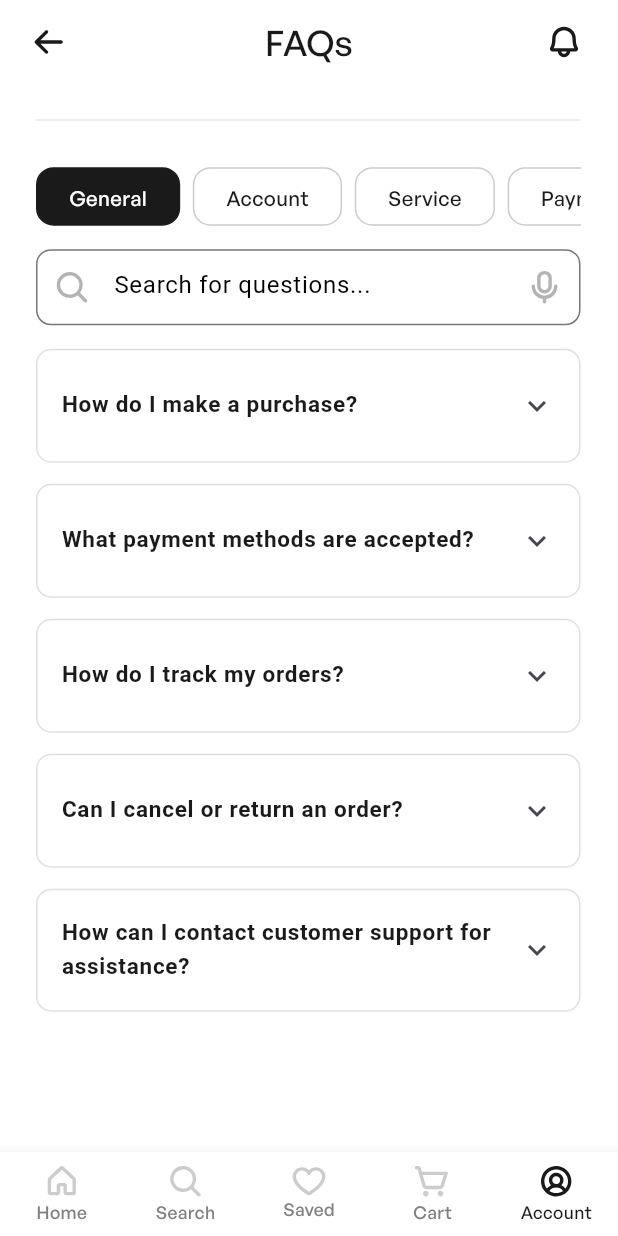
After one commit to azizbeeyla/store-app, a Flutter app: the FaqPage screen opened by its route, on a phone screen of 412 x 824 dp. The commit adds this screen. Run offline on Flutter 3.47's test engine with Material 3 defaults, Android fonts, the phone set to English and light mode, and no system bars; our stand-ins replace bloc, cloud_firestore, dio, equatable, firebase_core, firebase_messaging and 9 more; accounts and stored records are empty; network calls fail.

Commit message:
FaqS Page

```diff
--- a/lib/core/routing/router.dart
+++ b/lib/core/routing/router.dart
@@ -2,6 +2,7 @@ import 'package:go_router/go_router.dart';
 import 'package:provider/provider.dart';
 import 'package:store_app/core/routing/routes.dart';
 import 'package:store_app/features/account/pages/account_page.dart';
+import 'package:store_app/features/account/pages/faqs_page.dart';
 import 'package:store_app/features/account/pages/help_center_page.dart';
 import 'package:store_app/features/address/pages/address_page.dart';
 import 'package:store_app/features/authentication/managers/auth_view_model.dart';
@@ -113,6 +114,7 @@ final router = GoRouter(
     GoRoute(path: Routes.helpCenter,builder: (context, state) => HelpCenterPage(),),
     GoRoute(path: Routes.myDetail,builder: (context, state) => MyDetailPage(),),
     GoRoute(path: Routes.checkOut,builder: (context, state) => CheckoutPage(),),
+    GoRoute(path: Routes.faqPage,builder: (context, state) => FaqPage(),),
 
   ],
 );
--- a/lib/core/routing/routes.dart
+++ b/lib/core/routing/routes.dart
@@ -21,5 +21,6 @@ class Routes{
   static const  helpCenter='/helpCenter';
   static const  myDetail='/myDetail';
   static const  checkOut='/checkOut';
+  static const  faqPage='/faqPage';
 
 }
--- a/lib/features/account/pages/account_page.dart
+++ b/lib/features/account/pages/account_page.dart
@@ -71,6 +71,9 @@ class AccountPage extends StatelessWidget {
             decoration: BoxDecoration(color: AppColors.grey),
           ),
           CustomRowAccount(
+            onPressed: (){
+              context.push(Routes.faqPage);
+            },
             svgICon: "assets/Question.svg",
             title: "FAQs",
             showDivider: false,
--- /dev/null
+++ b/lib/features/account/pages/faqs_page.dart
@@ -0,0 +1,115 @@
+import 'package:flutter/material.dart';
+import 'package:flutter_screenutil/flutter_screenutil.dart';
+import 'package:store_app/core/utils/app_color.dart';
+import 'package:store_app/features/account/widgets/selectable_widget.dart';
+import 'package:store_app/features/common/widgets/custom_appbar_main.dart';
+import 'package:store_app/features/common/widgets/custom_botttom_navigation.dart';
+import 'package:store_app/features/home/widgets/row_textform_widget.dart';
+
+import '../widgets/faq_item.dart';
+
+class FaqPage extends StatefulWidget {
+  const FaqPage({super.key});
+
+  @override
+  State<FaqPage> createState() => _FaqPageState();
+}
+
+class _FaqPageState extends State<FaqPage> {
+  int selectedIndex = 0;
+  final categories = ["General", "Account", "Service", "Payment"];
+
+  @override
+  Widget build(BuildContext context) {
+    return Scaffold(
+      backgroundColor: AppColors.white,
+      appBar:  CustomAppBarMain(title: "FAQs"),
+      body: Padding(
+        padding:  EdgeInsets.only(left: 24, top: 16, right: 25),
+        child: Column(
+          crossAxisAlignment: CrossAxisAlignment.start,
+          children: [
+
+            Divider(color: AppColors.primary100,),
+            SizedBox(height: 24.h,),
+
+
+            SizedBox(
+              height: 40.h,
+              child: ListView.separated(
+                scrollDirection: Axis.horizontal,
+                itemCount: categories.length,
+                separatorBuilder: (context, _) => SizedBox(width: 8.w),
+                itemBuilder: (context, index) {
+                  return SelectableWidget(
+                    title: categories[index],
+                    isSelected: selectedIndex == index,
+                    onTap: () {
+                      setState(() => selectedIndex = index);
+                    },
+                  );
+                },
+              ),
+            ),
+            SizedBox(height: 16.h),
+            RowTextFormWidget(
+              showFilter: false,
+              hintText: 'Search for questions...',
+            ),
+            SizedBox(height: 16.h),
+
+            Expanded(
+              child: ListView.separated(
+                itemCount: _faqList.length,
+                separatorBuilder: (context, index) =>
+                const SizedBox(height: 14),
+                itemBuilder: (context, index) {
+                  final item = _faqList[index];
+                  return Container(
+                    decoration: BoxDecoration(
+                      border: Border.all(color: Colors.grey.shade300),
+                      borderRadius: BorderRadius.circular(10),
+                    ),
+                    child: FaqItem(
+                      question: item['question']!,
+                      answer: item['answer']!,
+                    ),
+                  );
+                },
+              ),
+            ),
+          ],
+        ),
+      ),
+      bottomNavigationBar: const CustomBottomNavigationBar(isActive: 4),
+    );
+  }
+}
+
+final List<Map<String, String>> _faqList = [
+  {
+    'question': 'How do I make a purchase?',
+    'answer':
+    'When you find a product you want to purchase, tap on it to view the product details. Check the price, description, and available options (if applicable), and then tap the “Add to Cart” button. Follow the on-screen instructions to complete the purchase, including providing shipping details and payment information.',
+  },
+  {
+    'question': 'What payment methods are accepted?',
+    'answer':
+    'We accept credit/debit cards, PayPal, and other secure payment options.',
+  },
+  {
+    'question': 'How do I track my orders?',
+    'answer':
+    'You can track your orders from your account page under the “My Orders” section.',
+  },
+  {
+    'question': 'Can I cancel or return an order?',
+    'answer':
+    'Yes, you can cancel or return an order within 7 days if it meets our return policy requirements.',
+  },
+  {
+    'question': 'How can I contact customer support for assistance?',
+    'answer':
+    'You can reach our support team through the “Contact Us” section or by emailing support@example.com.',
+  },
+];
--- /dev/null
+++ b/lib/features/account/widgets/faq_item.dart
@@ -0,0 +1,45 @@
+import 'package:flutter/material.dart';
+
+import '../../../core/utils/app_color.dart';
+
+class FaqItem extends StatelessWidget {
+  final String question;
+  final String answer;
+
+  const FaqItem({super.key, required this.question, required this.answer});
+
+  @override
+  Widget build(BuildContext context) {
+    return Theme(
+      data: Theme.of(context).copyWith(dividerColor: Colors.transparent),
+      child: ExpansionTile(
+        tilePadding: const EdgeInsets.symmetric(horizontal: 16, vertical: 8),
+        title: Text(
+          question,
+          style: const TextStyle(
+            fontWeight: FontWeight.w600,
+            fontSize: 15,
+            color: AppColors.primary,
+          ),
+        ),
+        children: [
+          Padding(
+            padding: const EdgeInsets.only(
+              left: 16,
+              right: 16,
+              bottom: 12,
+            ),
+            child: Text(
+              answer,
+              style: const TextStyle(
+                color: AppColors.primary,
+                fontSize: 14,
+                height: 2,
+              ),
+            ),
+          ),
+        ],
+      ),
+    );
+  }
+}
--- /dev/null
+++ b/lib/features/account/widgets/selectable_widget.dart
@@ -0,0 +1,46 @@
+import 'package:flutter/material.dart';
+import 'package:flutter_screenutil/flutter_screenutil.dart';
+import 'package:store_app/core/utils/app_color.dart';
+
+class SelectableWidget extends StatelessWidget {
+  final String title;
+  final bool isSelected;
+  final VoidCallback onTap;
+
+  const SelectableWidget({
+    super.key,
+    required this.title,
+    required this.isSelected,
+    required this.onTap,
+  });
+
+  @override
+  Widget build(BuildContext context) {
+    return GestureDetector(
+      onTap: onTap,
+      child: AnimatedContainer(
+        duration: const Duration(milliseconds: 200),
+        padding: EdgeInsets.symmetric(horizontal: 20.w, vertical: 10.h),
+        decoration: BoxDecoration(
+          color: isSelected ? AppColors.primary : Colors.transparent,
+          borderRadius: BorderRadius.circular(12.r),
+          border: Border.all(
+            color: isSelected ? AppColors.primary : AppColors.grey,
+            width: 1,
+          ),
+        ),
+        child: Center(
+          child: Text(
+            title,
+            style: TextStyle(
+              color: isSelected ? AppColors.white : AppColors.primary,
+              fontFamily: "GeneralSans",
+              fontSize: 14.sp,
+              fontWeight: FontWeight.w500,
+            ),
+          ),
+        ),
+      ),
+    );
+  }
+}
--- a/lib/features/checkout/widgets/payment_widget.dart
+++ b/lib/features/checkout/widgets/payment_widget.dart
@@ -3,12 +3,8 @@ import 'package:flutter_screenutil/flutter_screenutil.dart';
 import 'package:flutter_svg/flutter_svg.dart';
 import 'package:go_router/go_router.dart';
 import 'package:store_app/core/routing/routes.dart';
-
 import '../../../core/utils/app_color.dart';
 import '../../../data/model/payment_model/card_model.dart';
-
-
-
 class PaymentWidget extends StatelessWidget {
   const PaymentWidget({
     super.key,
--- a/lib/features/home/widgets/recent_searches_widget.dart
+++ b/lib/features/home/widgets/recent_searches_widget.dart
@@ -6,7 +6,6 @@ import 'package:store_app/core/utils/app_color.dart';
 class RecentSearchesWidget extends StatelessWidget {
   final String title;
   final VoidCallback onPressed;
-
   const RecentSearchesWidget({
     super.key,
     required this.title,
@@ -37,7 +36,6 @@ class RecentSearchesWidget extends StatelessWidget {
           ],
         ),
         SizedBox(height: 12.h,),
-
         Divider(color: AppColors.grey,)
       ],
     );
--- a/lib/features/home/widgets/row_textform_widget.dart
+++ b/lib/features/home/widgets/row_textform_widget.dart
@@ -8,13 +8,14 @@ class RowTextFormWidget extends StatelessWidget {
   final ValueChanged<String>? onChanged;
   final ValueChanged<String>? onSubmitted;
   final bool showFilter;
+  final String hintText;
 
   const RowTextFormWidget({
     super.key,
     this.controller,
     this.onChanged,
     this.onSubmitted,
-    this.showFilter = true,
+    this.showFilter = true,  this.hintText="Search for clothes...",
   });
 
   @override
@@ -29,7 +30,7 @@ class RowTextFormWidget extends StatelessWidget {
               onChanged: onChanged,
               onFieldSubmitted: onSubmitted,
               decoration: InputDecoration(
-                hintText: "Search for clothes...",
+                hintText: hintText,
                 hintStyle: TextStyle(
                   color: AppColors.textColor,
                   fontWeight: FontWeight.w400,
```
